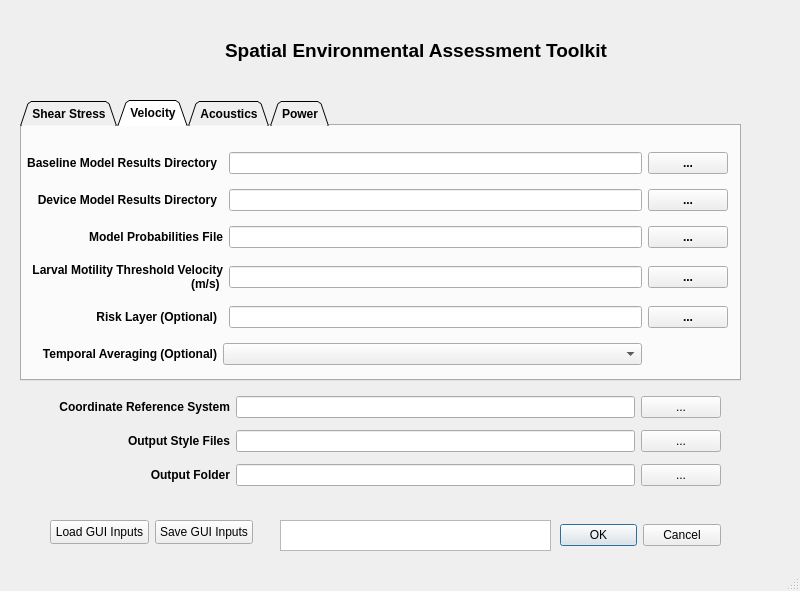
sandialabs/seat-qgis-plugin, file seat/stressor_receptor_calc_dialog_base.ui: the form before one commit.
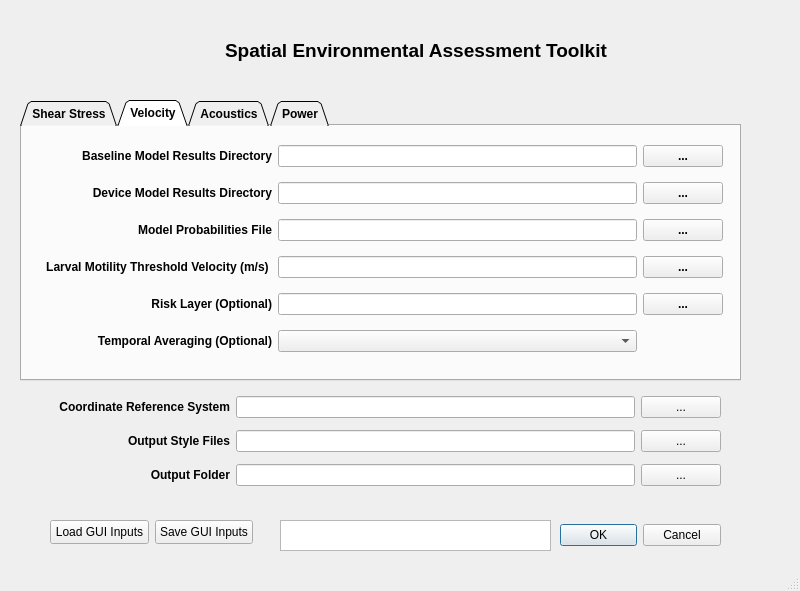
The form after the commit. The open tabs and pages were chosen to show the change. Icons and pictures are not drawn.

Commit message: updated names in stressor_receptor_calc and GUI

What changed in the file:
```diff
--- a/seat/stressor_receptor_calc_dialog_base.ui
+++ b/seat/stressor_receptor_calc_dialog_base.ui
@@ -321,13 +321,13 @@
     <widget class="QWidget" name="">
      <property name="geometry">
       <rect>
-       <x>5</x>
-       <y>17</y>
-       <width>701</width>
+       <x>10</x>
+       <y>10</y>
+       <width>691</width>
        <height>231</height>
       </rect>
      </property>
-     <layout class="QGridLayout" name="gridLayout_3">
+     <layout class="QGridLayout" name="gridLayout_3" columnstretch="2,3,0">
       <item row="0" column="0">
        <widget class="QLabel" name="label_25">
         <property name="toolTip">
@@ -338,10 +338,10 @@
         </property>
        </widget>
       </item>
-      <item row="0" column="2">
+      <item row="0" column="1">
        <widget class="QLineEdit" name="velocity_device_not_present"/>
       </item>
-      <item row="0" column="3">
+      <item row="0" column="2">
        <widget class="QPushButton" name="velocity_no_device_pushButton">
         <property name="text">
          <string>...</string>
@@ -358,17 +358,17 @@
         </property>
        </widget>
       </item>
-      <item row="1" column="2">
+      <item row="1" column="1">
        <widget class="QLineEdit" name="velocity_device_present"/>
       </item>
-      <item row="1" column="3">
+      <item row="1" column="2">
        <widget class="QPushButton" name="velocity_device_pushButton">
         <property name="text">
          <string>...</string>
         </property>
        </widget>
       </item>
-      <item row="2" column="0" colspan="2">
+      <item row="2" column="0">
        <widget class="QLabel" name="label_27">
         <property name="toolTip">
          <string>&lt;html&gt;&lt;head/&gt;&lt;body&gt;&lt;p&gt;CSV file of model runs and associated probabilities.&lt;/p&gt;&lt;/body&gt;&lt;/html&gt;</string>
@@ -381,17 +381,17 @@
         </property>
        </widget>
       </item>
-      <item row="2" column="2">
+      <item row="2" column="1">
        <widget class="QLineEdit" name="velocity_probabilities_file"/>
       </item>
-      <item row="2" column="3">
+      <item row="2" column="2">
        <widget class="QPushButton" name="velocity_probabilities_pushButton">
         <property name="text">
          <string>...</string>
         </property>
        </widget>
       </item>
-      <item row="3" column="0" colspan="2">
+      <item row="3" column="0">
        <widget class="QLabel" name="label_28">
         <property name="toolTip">
          <string>&lt;html&gt;&lt;head/&gt;&lt;body&gt;&lt;p&gt;Receptor File (GeoTiff Raster or CSV file)&lt;/p&gt;&lt;p&gt;Shear Stress =&amp;gt; Grain Size Receptor&lt;/p&gt;&lt;/body&gt;&lt;/html&gt;</string>
@@ -404,11 +404,11 @@
         </property>
        </widget>
       </item>
-      <item row="3" column="2">
-       <widget class="QLineEdit" name="velocity_receptor_file"/>
+      <item row="3" column="1">
+       <widget class="QLineEdit" name="velocity_threshold_file"/>
       </item>
-      <item row="3" column="3">
-       <widget class="QPushButton" name="velocity_receptor_button">
+      <item row="3" column="2">
+       <widget class="QPushButton" name="velocity_threshold_button">
         <property name="text">
          <string>...</string>
         </property>
@@ -424,11 +424,11 @@
         </property>
        </widget>
       </item>
-      <item row="4" column="2">
-       <widget class="QLineEdit" name="velocity_sc_file"/>
+      <item row="4" column="1">
+       <widget class="QLineEdit" name="velocity_risk_file"/>
       </item>
-      <item row="4" column="3">
-       <widget class="QPushButton" name="velocity_secondary_constraint_pushButton">
+      <item row="4" column="2">
+       <widget class="QPushButton" name="velocity_risk_pushButton">
         <property name="text">
          <string>...</string>
         </property>
@@ -444,7 +444,7 @@
         </property>
        </widget>
       </item>
-      <item row="5" column="1" colspan="2">
+      <item row="5" column="1">
        <widget class="QComboBox" name="velocity_averaging_combobox"/>
       </item>
      </layout>
```
Left out of the diff: 74 changed lines with no effect on the pictures. The commit also changes 1 other file.
